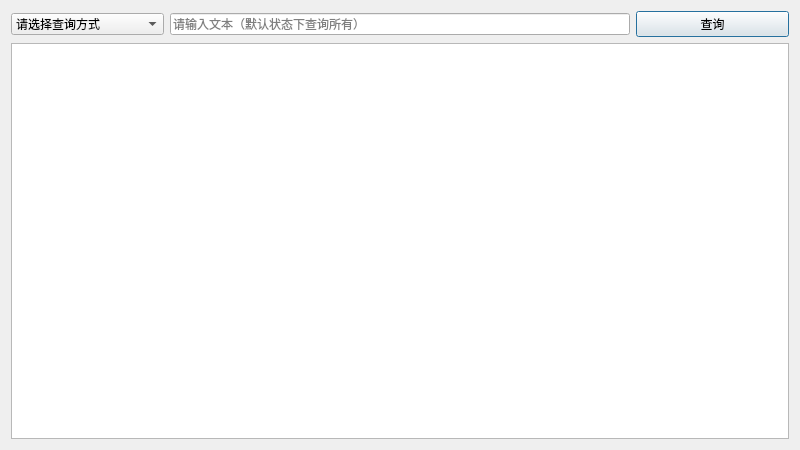
Before: the Qt Designer form system/listmaterial.ui in JunesTeam/homework, drawn with Qt 5.
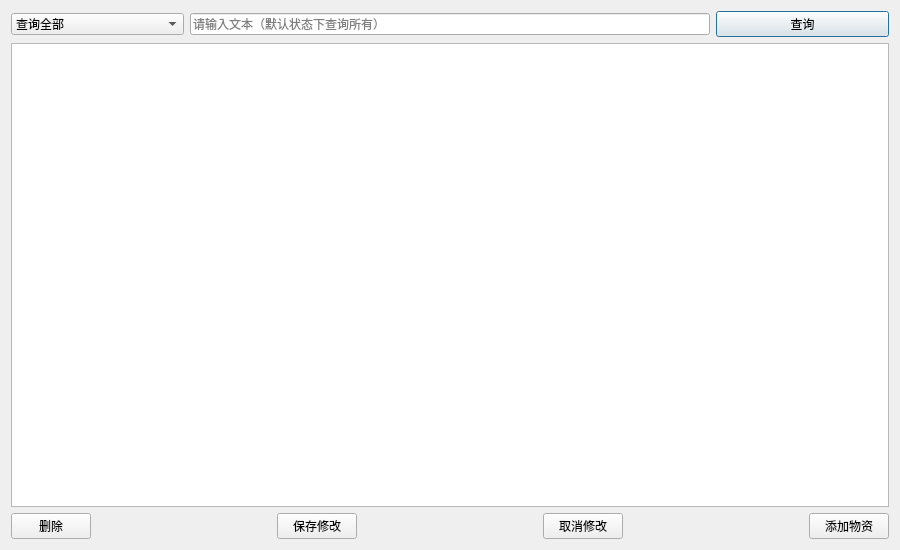
After: the same form once the commit is applied.

Diff of the .ui file:
```diff
--- a/system/listmaterial.ui
+++ b/system/listmaterial.ui
@@ -6,8 +6,8 @@
    <rect>
     <x>0</x>
     <y>0</y>
-    <width>800</width>
-    <height>450</height>
+    <width>900</width>
+    <height>550</height>
    </rect>
   </property>
   <property name="windowTitle">
@@ -20,7 +20,7 @@
       <widget class="QComboBox" name="comboBox_method">
        <item>
         <property name="text">
-         <string>请选择查询方式</string>
+         <string>查询全部</string>
         </property>
        </item>
        <item>
@@ -59,6 +59,77 @@
    <item row="1" column="0">
     <widget class="QTableView" name="tableView"/>
    </item>
+   <item row="2" column="0">
+    <layout class="QHBoxLayout" name="horizontalLayout_2">
+     <item>
+      <widget class="QPushButton" name="pushButton_del">
+       <property name="text">
+        <string>删除</string>
+       </property>
+      </widget>
+     </item>
+     <item>
+      <spacer name="horizontalSpacer">
+       <property name="orientation">
+        <enum>Qt::Horizontal</enum>
+       </property>
+       <property name="sizeHint" stdset="0">
+        <size>
+         <width>40</width>
+         <height>20</height>
+        </size>
+       </property>
+      </spacer>
+     </item>
+     <item>
+      <widget class="QPushButton" name="pushButton_sure">
+       <property name="text">
+        <string>保存修改</string>
+       </property>
+      </widget>
+     </item>
+     <item>
+      <spacer name="horizontalSpacer_2">
+       <property name="orientation">
+        <enum>Qt::Horizontal</enum>
+       </property>
+       <property name="sizeHint" stdset="0">
+        <size>
+         <width>40</width>
+         <height>20</height>
+        </size>
+       </property>
+      </spacer>
+     </item>
+     <item>
+      <widget class="QPushButton" name="pushButton_cancle">
+       <property name="text">
+        <string>取消修改</string>
+       </property>
+      </widget>
+     </item>
+     <item>
+      <spacer name="horizontalSpacer_3">
+       <property name="orientation">
+        <enum>Qt::Horizontal</enum>
+       </property>
+       <property name="sizeHint" stdset="0">
+        <size>
+         <width>40</width>
+         <height>20</height>
+        </size>
+       </property>
+      </spacer>
+     </item>
+     <item>
+      <widget class="QPushButton" name="pushButton_add">
+       <property name="text">
+        <string>添加物资</string>
+       </property>
+      </widget>
+     </item>
+    </layout>
+   </item>
   </layout>
  </widget>
  <resources/>
```
